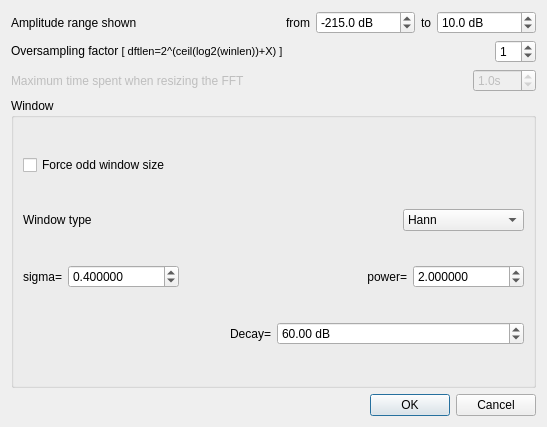
Old version of the form src/gvamplitudespectrumwdialogsettings.ui in the repository gillesdegottex/dfasma.
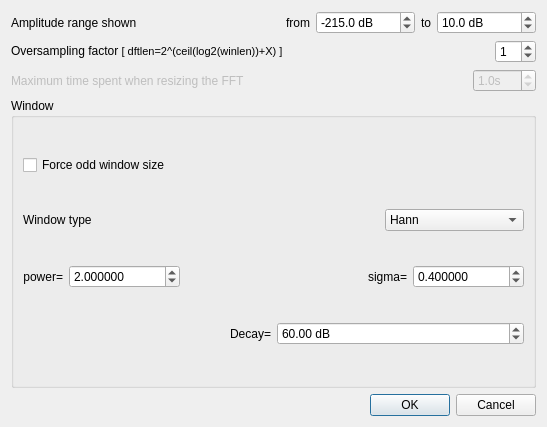
New version of the form.

Commit message: Add the shortcut to the Gaussian window for reason of clarify

```diff
--- a/src/gvamplitudespectrumwdialogsettings.ui
+++ b/src/gvamplitudespectrumwdialogsettings.ui
@@ -235,6 +235,11 @@
             <string>Exponential</string>
            </property>
           </item>
+          <item>
+           <property name="text">
+            <string>Generalized Normal</string>
+           </property>
+          </item>
          </widget>
         </item>
        </layout>
@@ -244,9 +249,14 @@
         <item>
          <layout class="QHBoxLayout" name="horizontalLayout_6">
           <item>
-           <widget class="QLabel" name="lblWindowNormSigma">
+           <layout class="QHBoxLayout" name="horizontalLayout_7">
+            <item>
+             <widget class="QLabel" name="lblWindowNormPower">
+              <property name="toolTip">
+               <string>Power of the exponential's argument</string>
+              </property>
             <property name="text">
-             <string>sigma=</string>
+               <string>power=</string>
             </property>
             <property name="alignment">
              <set>Qt::AlignRight|Qt::AlignTrailing|Qt::AlignVCenter</set>
@@ -254,7 +264,10 @@
            </widget>
           </item>
           <item>
-           <widget class="QDoubleSpinBox" name="spWindowNormSigma">
+             <widget class="QDoubleSpinBox" name="spWindowNormPower">
+              <property name="toolTip">
+               <string>Power of the exponential's argument</string>
+              </property>
             <property name="decimals">
              <number>6</number>
             </property>
@@ -265,7 +278,7 @@
              <double>0.100000000000000</double>
             </property>
             <property name="value">
-             <double>0.400000000000000</double>
+               <double>2.000000000000000</double>
             </property>
            </widget>
           </item>
@@ -285,11 +298,9 @@
          </spacer>
         </item>
         <item>
-         <layout class="QHBoxLayout" name="horizontalLayout_7">
-          <item>
-           <widget class="QLabel" name="lblWindowNormPower">
+           <widget class="QLabel" name="lblWindowNormSigma">
             <property name="text">
-             <string>power=</string>
+             <string>sigma=</string>
             </property>
             <property name="alignment">
              <set>Qt::AlignRight|Qt::AlignTrailing|Qt::AlignVCenter</set>
@@ -297,7 +308,7 @@
            </widget>
           </item>
           <item>
-           <widget class="QDoubleSpinBox" name="spWindowNormPower">
+           <widget class="QDoubleSpinBox" name="spWindowNormSigma">
             <property name="decimals">
              <number>6</number>
             </property>
@@ -308,7 +319,7 @@
              <double>0.100000000000000</double>
             </property>
             <property name="value">
-             <double>2.000000000000000</double>
+             <double>0.400000000000000</double>
             </property>
            </widget>
           </item>
@@ -320,6 +331,9 @@
        <layout class="QHBoxLayout" name="horizontalLayout_9">
         <item>
          <widget class="QLabel" name="lblWindowExpDecay">
+          <property name="toolTip">
+           <string>Targeted decay over half of the window length</string>
+          </property>
           <property name="text">
            <string>Decay=</string>
           </property>
@@ -330,6 +344,9 @@
         </item>
         <item>
          <widget class="QDoubleSpinBox" name="spWindowExpDecay">
+          <property name="toolTip">
+           <string>Targeted decay over half of the window length</string>
+          </property>
           <property name="suffix">
            <string> dB</string>
           </property>
```
Lines whose indentation alone changed are shown as unchanged. The commit also changes 2 other files.
